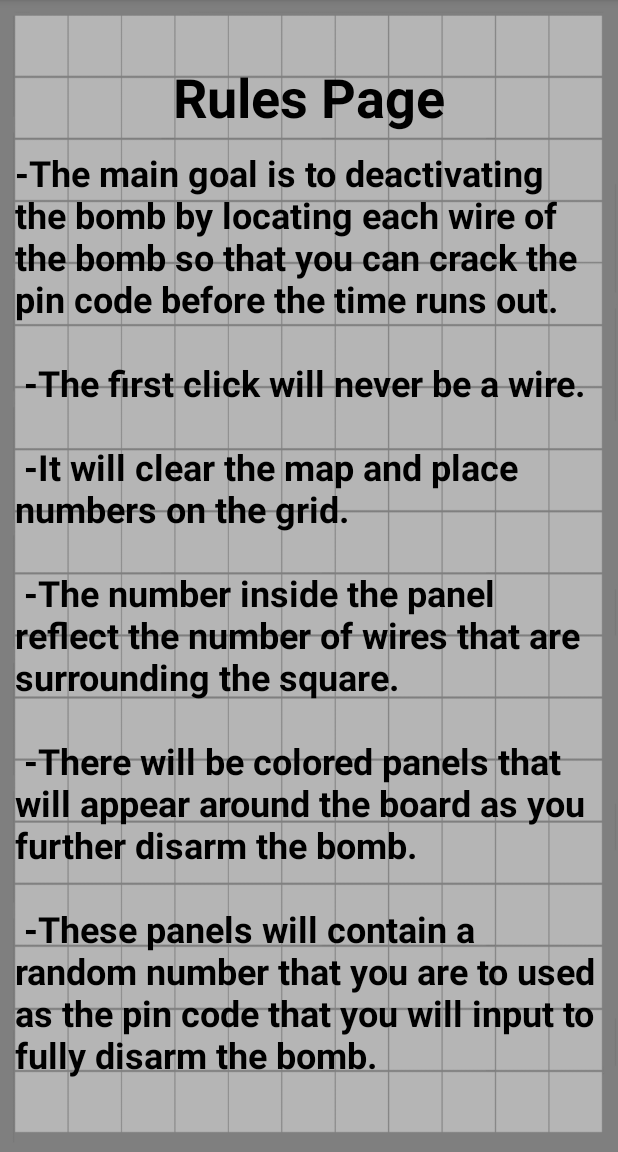
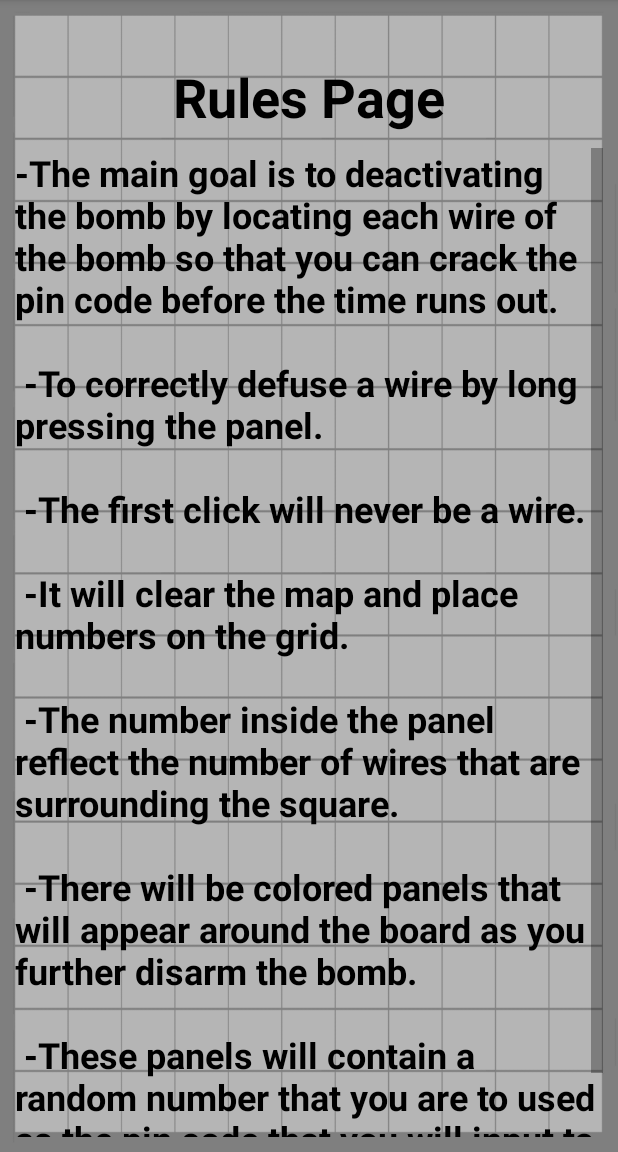
Before and after one commit to danielr9173/Bomb-Defuser, an Android app: the RulesPage screen opened directly, with no data from a screen before it, on a phone screen of 412 x 824 dp, the part 84-1236 px from its top. Run offline under Robolectric (Android 15) with nearby library versions, the phone set to English and light mode, and no system bars; Roboto replaces fonts that are not available here.

Commit message:
Updated the rules page

```diff
--- a/app/src/main/res/values/strings.xml
+++ b/app/src/main/res/values/strings.xml
@@ -2,6 +2,7 @@
     <string name="app_name">Bomb Defuser</string>
     <string name="rules">
         -The main goal is to deactivating the bomb by locating each wire of the bomb so that you can crack the pin code before the time runs out.\n\n
+        -To correctly defuse a wire by long pressing the panel.\n\n
         -The first click will never be a wire.\n\n
         -It will clear the map and place numbers on the grid.\n\n
         -The number inside the panel reflect the number of wires that are surrounding the square.\n\n
@@ -15,7 +16,6 @@
     <string name="Amount_wires">Amount of Wires</string>
     <string name="Amount_wires_descript">Amount of Wires to defuse the bomb</string>
     <string name="settings_default_value">2</string>
-
     <string name="Score">Score:%1$d</string>
     <string name="Wires_Left">Wires:%1$d</string>
     <string name="Timer">%02d:%02d</string>
```
